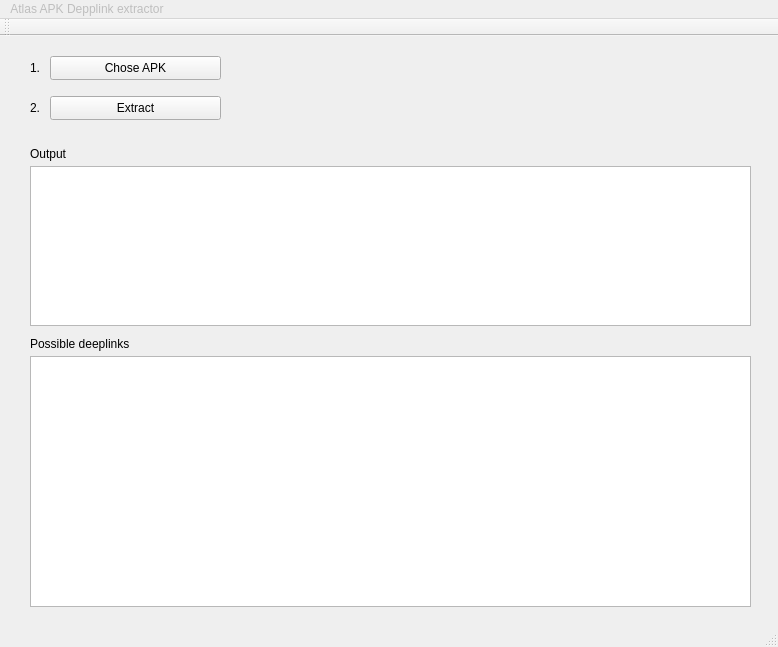
The window that mainwindow.ui (edwardstock/apk-deeplink-extractor) describes before a commit, drawn with Qt 5.
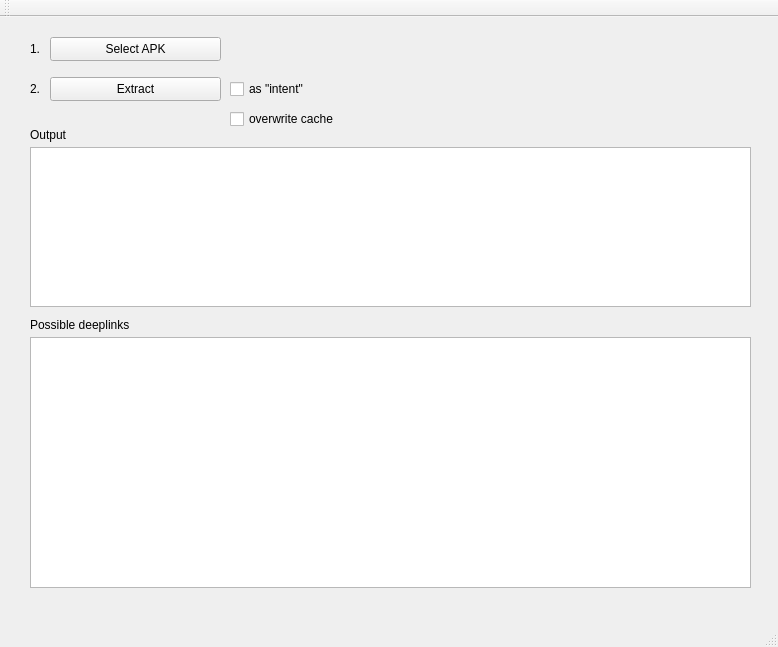
The same window after the commit.

```diff
--- a/mainwindow.ui
+++ b/mainwindow.ui
@@ -37,7 +37,7 @@
      </rect>
     </property>
     <property name="text">
-     <string>Chose APK</string>
+        <string>Select APK</string>
     </property>
    </widget>
    <widget class="QLabel" name="label">
@@ -134,25 +134,32 @@
      <string/>
     </property>
    </widget>
-  </widget>
-  <widget class="QMenuBar" name="menuBar">
-   <property name="enabled">
-    <bool>false</bool>
-   </property>
+      <widget class="QCheckBox" name="asIntent">
+          <property name="geometry">
+              <rect>
+                  <x>230</x>
+                  <y>60</y>
+                  <width>161</width>
+                  <height>24</height>
+              </rect>
+          </property>
+          <property name="text">
+              <string>as &quot;intent&quot;</string>
+          </property>
+      </widget>
+      <widget class="QCheckBox" name="clearCache">
    <property name="geometry">
     <rect>
-     <x>0</x>
-     <y>0</y>
-     <width>778</width>
-     <height>21</height>
-    </rect>
-   </property>
-   <widget class="QMenu" name="menuAtlas_APK_Depplink_extractor">
-    <property name="title">
-     <string>Atlas APK Depplink extractor</string>
+                  <x>230</x>
+                  <y>90</y>
+                  <width>161</width>
+                  <height>24</height>
+              </rect>
+          </property>
+          <property name="text">
+              <string>overwrite cache</string>
     </property>
    </widget>
-   <addaction name="menuAtlas_APK_Depplink_extractor"/>
   </widget>
   <widget class="QToolBar" name="mainToolBar">
    <attribute name="toolBarArea">
```
Lines whose indentation alone changed are shown as unchanged.
